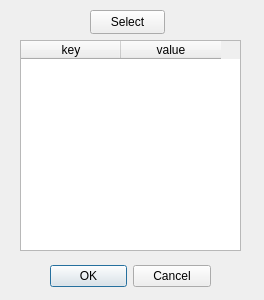
mliyuanjie/Visual-NanoPore, file Visual NanoPore/mainUI/configui.ui: the form before one commit.
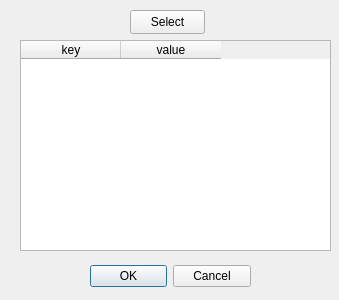
The form after the commit.

Diff of the .ui file:
```diff
--- a/Visual NanoPore/mainUI/configui.ui
+++ b/Visual NanoPore/mainUI/configui.ui
@@ -6,7 +6,7 @@
    <rect>
     <x>0</x>
     <y>0</y>
-    <width>264</width>
+    <width>339</width>
     <height>300</height>
    </rect>
   </property>
@@ -16,7 +16,7 @@
   <widget class="QDialogButtonBox" name="buttonBox">
    <property name="geometry">
     <rect>
-     <x>50</x>
+     <x>90</x>
      <y>260</y>
      <width>161</width>
      <height>32</height>
@@ -34,7 +34,7 @@
     <rect>
      <x>20</x>
      <y>40</y>
-     <width>221</width>
+     <width>311</width>
      <height>211</height>
     </rect>
    </property>
@@ -52,7 +52,7 @@
   <widget class="QPushButton" name="pushButton">
    <property name="geometry">
     <rect>
-     <x>90</x>
+     <x>130</x>
      <y>10</y>
      <width>75</width>
      <height>24</height>
```
